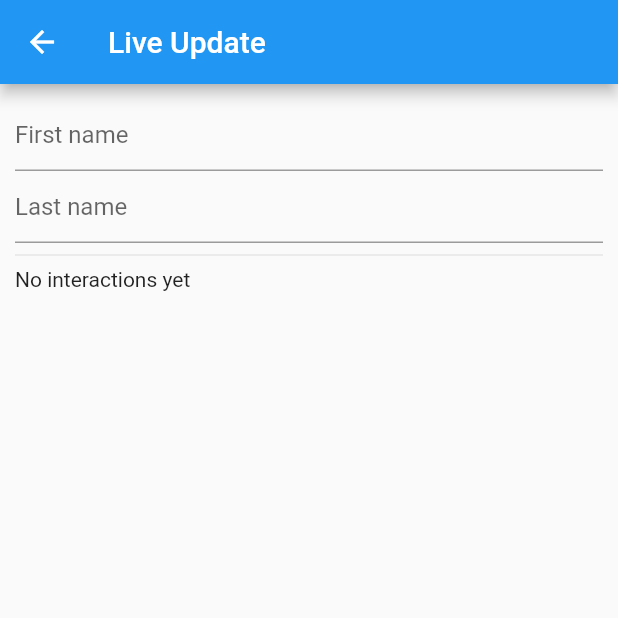
After one commit to hjJunior/flutter-easy-form, a Flutter app: the LiveUpdate screen opened by its route, on a phone screen of 412 x 824 dp, the top half of it. The commit adds this screen. Run offline on Flutter 3.47's test engine with Material 2 defaults, Android fonts, the phone set to English and light mode, and no system bars.

Commit message:
feat: live update

```diff
--- /dev/null
+++ b/easy_form/example/lib/examples/live_update.dart
@@ -0,0 +1,46 @@
+import 'package:easy_form/easy_form.dart';
+import 'package:flutter/material.dart';
+
+class LiveUpdate extends StatelessWidget {
+  @override
+  Widget build(BuildContext context) {
+    return EasyForm(
+      child: Scaffold(
+        appBar: AppBar(
+          title: Text("Live Update"),
+        ),
+        body: LiveUpdateFormContent(),
+      ),
+    );
+  }
+}
+
+class LiveUpdateFormContent extends StatelessWidget {
+  @override
+  Widget build(BuildContext context) {
+    return ListView(
+      padding: EdgeInsets.all(10),
+      children: <Widget>[
+        EasyTextField(
+          attribute: 'first_name',
+          textField: TextField(
+            decoration: InputDecoration(hintText: "First name"),
+          ),
+        ),
+        EasyTextField(
+          attribute: 'last_name',
+          textField: TextField(
+            decoration: InputDecoration(hintText: "Last name"),
+          ),
+        ),
+        Divider(),
+        StreamBuilder<Map<String, dynamic>>(
+          stream: context.easyForm.onChange,
+          builder: (context, snapshot) {
+            return Text(snapshot?.data?.toString() ?? "No interactions yet");
+          },
+        )
+      ],
+    );
+  }
+}
--- a/easy_form/lib/src/easy_form_field.dart
+++ b/easy_form/lib/src/easy_form_field.dart
@@ -18,4 +18,8 @@ abstract class EasyFormField<T> {
   void unregisterThisField() {
     easyForm.unregisterField(this);
   }
+
+  void notifyChange() {
+    easyForm.notifyChange();
+  }
 }
```
Also changed, not shown: easy_form/example/lib/examples/dynamic_control.dart (added, +59 -0 lines), easy_form/example/lib/examples/simple_form.dart (added, +44 -0 lines), easy_form/example/lib/main.dart (+29 -61 lines), easy_form/lib/src/easy_form.dart (+17 -1 lines), easy_form/lib/src/fields/text_field.dart (+11 -1 lines).
